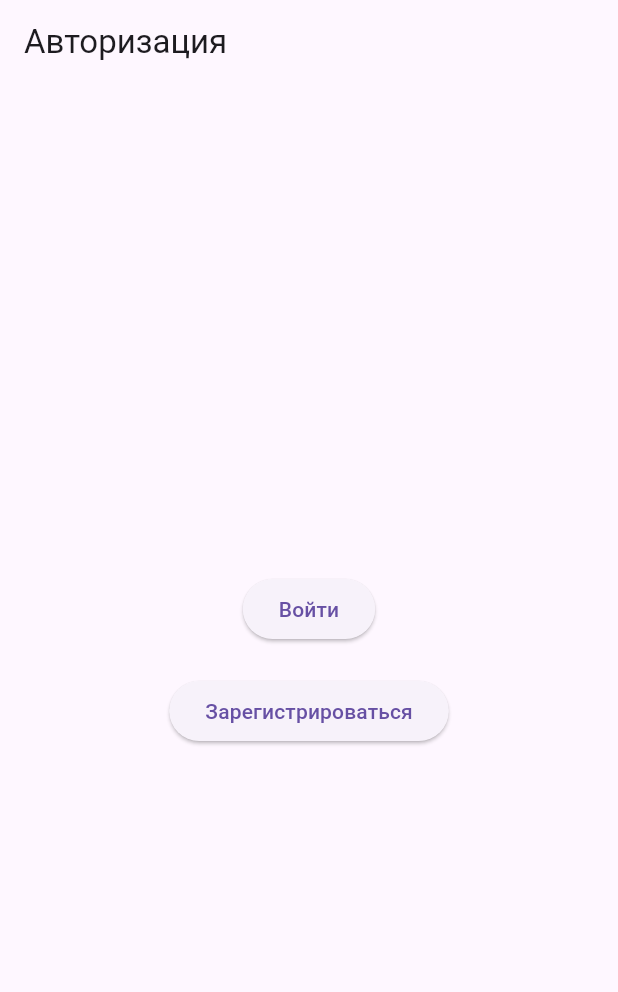
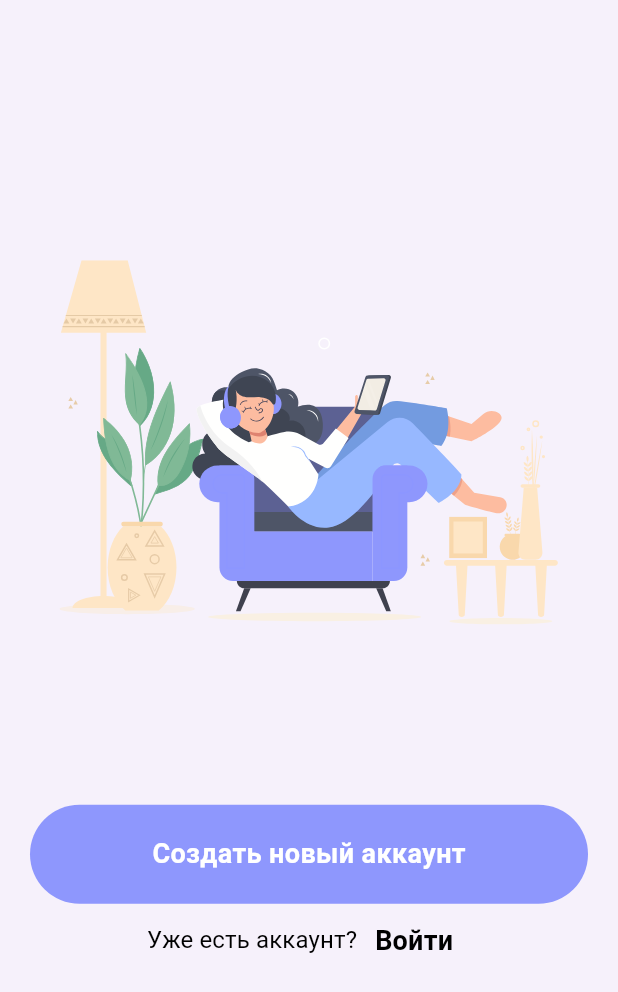
Before and after one commit to Nikolasgev/m4m, a Flutter app: the screen it shows after launch, on a phone screen of 412 x 824 dp. Shown: the top 992 px of the screen. Run offline on Flutter 3.47's test engine with Material 3 defaults, Android fonts, the phone set to English and light mode, and no system bars; our stand-ins replace audioplayers, dartz, equatable, firebase_auth, firebase_core, flutter_bloc and 2 more; accounts and stored records are empty.

Commit message:
added UI for auth page and created AppTheme

```diff
--- /dev/null
+++ b/lib/core/themes/app_theme.dart
@@ -0,0 +1,73 @@
+import 'package:flutter/material.dart';
+
+class AppTheme {
+  static final ThemeData lightTheme = ThemeData(
+    brightness: Brightness.light,
+    primaryColor: const Color(0xFF8E97FD),
+    colorScheme: const ColorScheme.light(
+      primary: Color(0xFF8E97FD),
+      secondary: Color(0xFFA6C1EE),
+      surface: Color(0xFFF6F1FB),
+    ),
+    scaffoldBackgroundColor: const Color(0xFFF6F1FB),
+    appBarTheme: const AppBarTheme(
+      backgroundColor: Color(0xFF8E97FD),
+      titleTextStyle: TextStyle(
+        color: Colors.white,
+        fontSize: 20,
+        fontWeight: FontWeight.bold,
+      ),
+    ),
+    textTheme: const TextTheme(
+      displayLarge: TextStyle(fontSize: 32, fontWeight: FontWeight.bold),
+      displayMedium: TextStyle(fontSize: 24, fontWeight: FontWeight.bold),
+      bodyLarge: TextStyle(fontSize: 18, fontWeight: FontWeight.normal),
+      bodyMedium: TextStyle(fontSize: 16, fontWeight: FontWeight.normal),
+      titleMedium: TextStyle(fontSize: 18, fontWeight: FontWeight.bold),
+      titleSmall: TextStyle(fontSize: 16, fontWeight: FontWeight.normal),
+    ),
+    elevatedButtonTheme: ElevatedButtonThemeData(
+      style: ElevatedButton.styleFrom(
+        backgroundColor: const Color(0xFF8E97FD),
+        padding: const EdgeInsets.symmetric(vertical: 16, horizontal: 24),
+        shape: RoundedRectangleBorder(
+          borderRadius: BorderRadius.circular(12),
+        ),
+      ),
+    ),
+  );
+
+  static final ThemeData darkTheme = ThemeData(
+    brightness: Brightness.dark,
+    primaryColor: const Color(0xFF8E97FD),
+    colorScheme: const ColorScheme.dark(
+      primary: Color(0xFF8E97FD),
+      secondary: Color(0xFFA6C1EE),
+      surface: Color(0xFF121212),
+    ),
+    scaffoldBackgroundColor: const Color(0xFF121212),
+    appBarTheme: const AppBarTheme(
+      backgroundColor: Color(0xFF8E97FD),
+      titleTextStyle: TextStyle(
+        color: Colors.white,
+        fontSize: 20,
+        fontWeight: FontWeight.bold,
+      ),
+    ),
+    textTheme: const TextTheme(
+      displayLarge: TextStyle(fontSize: 32, fontWeight: FontWeight.bold),
+      displayMedium: TextStyle(fontSize: 24, fontWeight: FontWeight.bold),
+      bodyLarge: TextStyle(fontSize: 18, fontWeight: FontWeight.normal),
+      bodyMedium: TextStyle(fontSize: 16, fontWeight: FontWeight.normal),
+    ),
+    elevatedButtonTheme: ElevatedButtonThemeData(
+      style: ElevatedButton.styleFrom(
+        backgroundColor: const Color(0xFF8E97FD),
+        padding: const EdgeInsets.symmetric(vertical: 16, horizontal: 24),
+        shape: RoundedRectangleBorder(
+          borderRadius: BorderRadius.circular(12),
+        ),
+      ),
+    ),
+  );
+}
--- /dev/null
+++ b/lib/core/widgets/common_buttom.dart
@@ -0,0 +1,49 @@
+import 'package:flutter/material.dart';
+
+class CommonButton extends StatelessWidget {
+  const CommonButton({
+    super.key,
+    this.color = const Color(0xFF8E97FD),
+    required this.text,
+    this.textColor = Colors.white,
+    required this.onTap,
+    this.width = double.infinity,
+    this.margin = const EdgeInsets.all(20),
+    this.padding = const EdgeInsets.symmetric(vertical: 20, horizontal: 5),
+    this.borderRadius = 40,
+  });
+
+  final Color color;
+  final String text;
+  final Color textColor;
+  final VoidCallback onTap;
+  final double width;
+  final EdgeInsets margin;
+  final EdgeInsets padding;
+  final double borderRadius;
+
+  @override
+  Widget build(BuildContext context) {
+    return GestureDetector(
+      onTap: onTap,
+      child: Container(
+        width: width,
+        alignment: Alignment.center,
+        decoration: BoxDecoration(
+          borderRadius: BorderRadius.circular(borderRadius),
+          color: color,
+        ),
+        margin: margin,
+        padding: padding,
+        child: Text(
+          text,
+          style: TextStyle(
+            color: textColor,
+            fontWeight: FontWeight.w600,
+            fontSize: 18,
+          ),
+        ),
+      ),
+    );
+  }
+}
--- a/lib/features/auth/presentation/pages/auth_page.dart
+++ b/lib/features/auth/presentation/pages/auth_page.dart
@@ -1,5 +1,6 @@
 import 'package:flutter/material.dart';
-import 'package:m4m_f/features/auth/presentation/pages/login_page.dart';
+import 'package:flutter_svg/svg.dart';
+import 'package:m4m_f/core/widgets/common_buttom.dart';
 import 'package:m4m_f/features/auth/presentation/pages/registration_page.dart';
 
 class AuthPage extends StatelessWidget {
@@ -8,25 +9,22 @@ class AuthPage extends StatelessWidget {
   @override
   Widget build(BuildContext context) {
     return Scaffold(
-      appBar: AppBar(title: const Text('Авторизация')),
+      extendBodyBehindAppBar: true,
       body: Center(
         child: Column(
           mainAxisAlignment: MainAxisAlignment.center,
           children: [
-            ElevatedButton(
-              onPressed: () {
-                Navigator.push(
-                  context,
-                  MaterialPageRoute(
-                    builder: (context) => LoginPage(),
-                  ),
-                );
-              },
-              child: const Text('Войти'),
+            SizedBox(
+              width: double.infinity,
+              child: SvgPicture.asset(
+                'assets/svg/welcome.svg',
+              ),
             ),
-            const SizedBox(height: 20),
-            ElevatedButton(
-              onPressed: () {
+            const SizedBox(height: 120),
+            CommonButton(
+              margin: const EdgeInsets.symmetric(horizontal: 20),
+              text: 'Создать новый аккаунт',
+              onTap: () {
                 Navigator.push(
                   context,
                   MaterialPageRoute(
@@ -34,8 +32,19 @@ class AuthPage extends StatelessWidget {
                   ),
                 );
               },
-              child: const Text('Зарегистрироваться'),
             ),
+            Row(
+              mainAxisAlignment: MainAxisAlignment.center,
+              children: [
+                Text('Уже есть аккаунт?',
+                    style: Theme.of(context).textTheme.titleSmall),
+                TextButton(
+                  onPressed: () {},
+                  child: Text('Войти',
+                      style: Theme.of(context).textTheme.titleMedium),
+                )
+              ],
+            )
           ],
         ),
       ),
--- a/lib/main.dart
+++ b/lib/main.dart
@@ -5,6 +5,7 @@ import 'package:flutter_bloc/flutter_bloc.dart';
 import 'package:get_it/get_it.dart';
 import 'package:m4m_f/core/network/api_client.dart';
 import 'package:m4m_f/core/network/api_constants.dart';
+import 'package:m4m_f/core/themes/app_theme.dart';
 import 'package:m4m_f/features/auth/presentation/bloc/auth_bloc.dart';
 import 'package:m4m_f/features/auth/presentation/pages/auth_page.dart';
 import 'package:m4m_f/features/meditation/data/repositories/meditation_history_repository.dart';
@@ -60,6 +61,9 @@ class MyApp extends StatelessWidget {
   Widget build(BuildContext context) {
     return MaterialApp(
       title: 'Meditation App',
+      theme: AppTheme.lightTheme, // Светлая тема
+      darkTheme: AppTheme.darkTheme, // Темная тема
+      themeMode: ThemeMode.system,
       home: BlocBuilder<AuthBloc, AuthState>(
         builder: (context, state) {
           if (state is AuthAuthenticated) {
--- a/pubspec.yaml
+++ b/pubspec.yaml
@@ -15,6 +15,7 @@ dependencies:
   flutter:
     sdk: flutter
   flutter_bloc: ^8.1.6
+  flutter_svg: ^2.0.16
   get_it: ^8.0.3
   http: ^1.2.2
   path_provider: ^2.1.5
@@ -27,3 +28,5 @@ dev_dependencies:
 
 flutter:
   uses-material-design: true
+  assets:
+    - assets/svg/
```
Also changed, not shown: assets/svg/welcome.svg (added), pubspec.lock.
